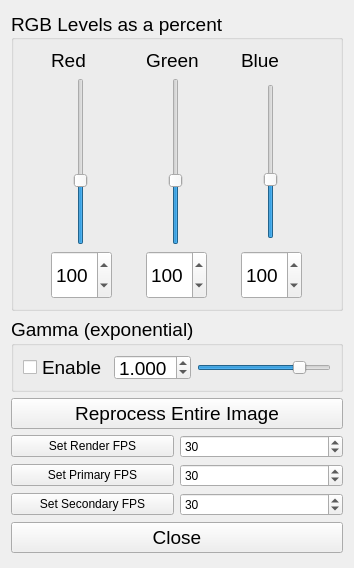
Above: rgbadjustments.ui from nasa-jpl/FlightView before the change. Below: the same form after it.
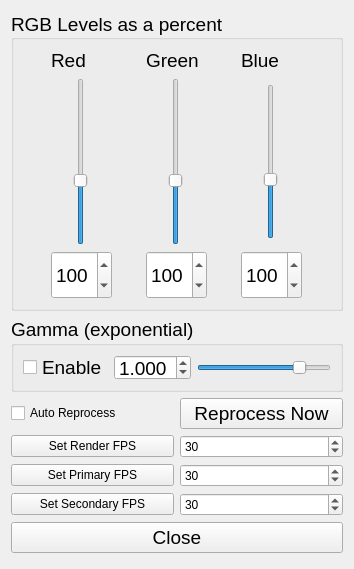
That is the form after the change.

Diff of the .ui file:
```diff
--- a/rgbadjustments.ui
+++ b/rgbadjustments.ui
@@ -7,7 +7,7 @@
     <x>0</x>
     <y>0</y>
     <width>354</width>
-    <height>568</height>
+    <height>569</height>
    </rect>
   </property>
   <property name="windowTitle">
@@ -301,6 +301,24 @@
     </widget>
    </item>
    <item>
+    <layout class="QHBoxLayout" name="horizontalLayout_4">
+     <property name="topMargin">
+      <number>0</number>
+     </property>
+     <property name="rightMargin">
+      <number>0</number>
+     </property>
+     <item>
+      <widget class="QCheckBox" name="reprocessAutoChk">
+       <property name="toolTip">
+        <string>If checked,[ RGB and Gamma changes will cause the entire image to be reprocessed immediately. </string>
+       </property>
+       <property name="text">
+        <string>Auto Reprocess</string>
+       </property>
+      </widget>
+     </item>
+     <item>
     <widget class="QPushButton" name="reprocessBtn">
      <property name="font">
       <font>
@@ -308,9 +326,11 @@
       </font>
      </property>
      <property name="text">
-      <string>Reprocess Entire Image</string>
-     </property>
-    </widget>
+        <string>Reprocess Now</string>
+       </property>
+      </widget>
+     </item>
+    </layout>
    </item>
    <item>
     <layout class="QHBoxLayout" name="horizontalLayout_3">
```
Lines whose indentation alone changed are shown as unchanged.
